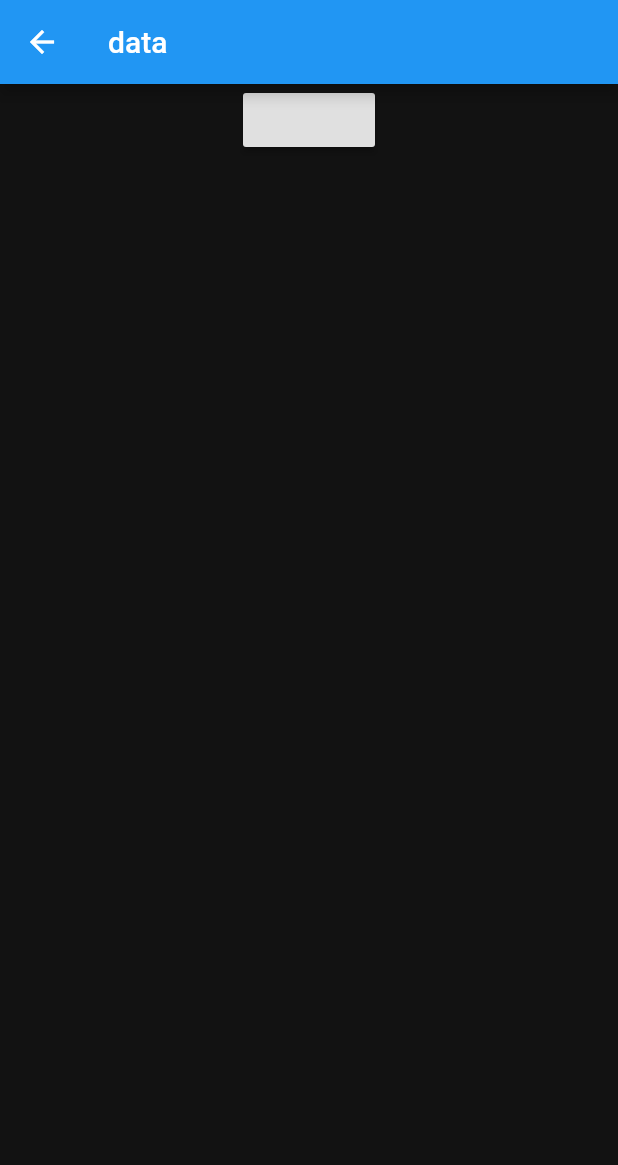
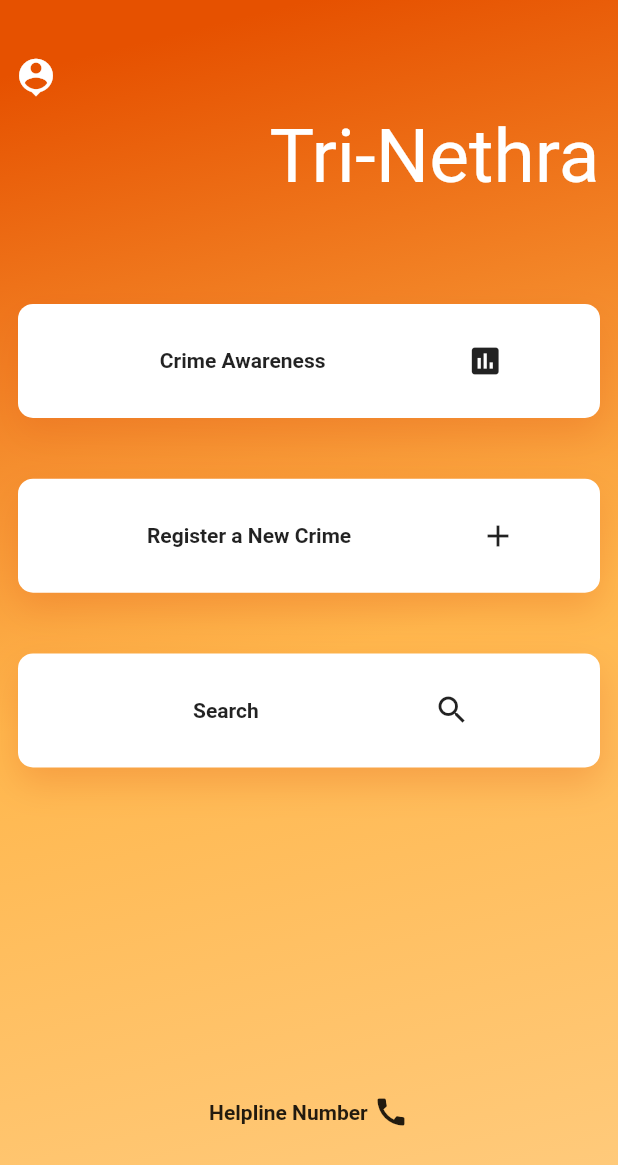
Before and after one commit to scodes73/RK62_Tri-Nethra, a Flutter app: the HomeScreen screen opened directly, on a phone screen of 412 x 824 dp. Shown: the top 1165 px of the screen. Run offline on Flutter 3.47's test engine with Material 2 defaults, Android fonts, the phone set to English and light mode, and no system bars; our stand-ins replace cloud_firestore, firebase_auth; accounts and stored records are empty; statements that could not run were skipped.

Commit message:
1.Done with home page UI 2.Added color parameter to orpop

```diff
--- a/tri_nethra/lib/screens/home/home.dart
+++ b/tri_nethra/lib/screens/home/home.dart
@@ -1,38 +1,190 @@
 import 'package:flutter/material.dart';
-import 'package:provider/provider.dart';
-import 'package:tri_nethra/models/currentUser.dart';
-import 'package:tri_nethra/screens/root.dart';
+import 'package:tri_nethra/screens/login/localwidgets/orpop.dart';
 
 class HomeScreen extends StatelessWidget {
   @override
   Widget build(BuildContext context) {
+    final _data = MediaQuery.of(context);
     return Scaffold(
-      body: Column(
-        children: <Widget>[
-          Center(
-            child: RaisedButton(onPressed: () async {
-              CurrentUser _currentUser =
-                  Provider.of<CurrentUser>(context, listen: false);
-              String _returnString = await _currentUser.signOut();
-              if (_returnString == "success") {
-                Navigator.pushAndRemoveUntil(
-                  context,
-                  MaterialPageRoute(
-                    builder: (context) => OurRoot(),
-                  ),
-                  (route) => false,
-                );
-              }
-            }),
-          ),
-        ],
-      ),
-      appBar: AppBar(
-        title: Text('data'),
+      body: Container(
+        width: double.infinity,
+        height: double.infinity,
+        decoration: BoxDecoration(
+            gradient: LinearGradient(
+                begin: Alignment.topCenter,
+                end: Alignment.bottomRight,
+                colors: [
+              Colors.orange[900],
+              Colors.orange[300],
+              Colors.orange[200]
+            ])),
+        child: ListView(
+          children: <Widget>[
+            Column(
+              children: <Widget>[
+                SizedBox(
+                  height: _data.size.height / 30,
+                ),
+                //icon profile
+                Row(
+                  children: <Widget>[
+                    IconButton(
+                      iconSize: 30,
+                      icon: Icon(Icons.person_pin),
+                      color: Colors.white,
+                      onPressed: () {
+                        print(_data.size.height);
+                        print(_data.size.width);
+                        print("Sending to Profile page");
+                      },
+                    ),
+                  ],
+                ),
+                //TriNethra Text
+                Row(
+                  mainAxisAlignment: MainAxisAlignment.end,
+                  children: <Widget>[
+                    Text(
+                      "Tri-Nethra ",
+                      style: TextStyle(color: Colors.white, fontSize: 50),
+                    ),
+                  ],
+                ),
+                SizedBox(
+                  height: _data.size.height / 20,
+                ),
+                //Crime Reg
+                Column(
+                  crossAxisAlignment: CrossAxisAlignment.center,
+                  mainAxisAlignment: MainAxisAlignment.end,
+                  children: <Widget>[
+                    SizedBox(
+                      height: _data.size.height / 55,
+                    ),
+                    Container(
+                      width: double.infinity,
+                      child: Padding(
+                        padding: const EdgeInsets.all(12.0),
+                        child: OrPop(
+                          popcolor: Colors.white,
+                          child: Row(
+                            mainAxisAlignment: MainAxisAlignment.spaceEvenly,
+                            children: <Widget>[
+                              Padding(
+                                padding: EdgeInsets.all(30),
+                                child: Text(
+                                  'Crime Awareness',
+                                  textAlign: TextAlign.start,
+                                  style: TextStyle(fontWeight: FontWeight.bold),
+                                ),
+                              ),
+                              Icon(Icons.insert_chart),
+                            ],
+                          ),
+                        ),
+                      ),
+                    ),
+                    SizedBox(
+                      height: _data.size.height / 50,
+                    ), //crime aware
+                    Container(
+                      width: double.infinity,
+                      child: Padding(
+                        padding: const EdgeInsets.all(12.0),
+                        child: OrPop(
+                          popcolor: Colors.white,
+                          child: Row(
+                            mainAxisAlignment: MainAxisAlignment.spaceEvenly,
+                            children: <Widget>[
+                              Padding(
+                                padding: EdgeInsets.all(30),
+                                child: Text(
+                                  'Register a New Crime',
+                                  textAlign: TextAlign.start,
+                                  style: TextStyle(fontWeight: FontWeight.bold),
+                                ),
+                              ),
+                              Icon(Icons.add),
+                            ],
+                          ),
+                        ),
+                      ),
+                    ),
+                    SizedBox(
+                      height: _data.size.height / 50,
+                    ),
+                    //search
+                    Container(
+                      width: double.infinity,
+                      child: Padding(
+                        padding: const EdgeInsets.all(12.0),
+                        child: OrPop(
+                          popcolor: Colors.white,
+                          child: Row(
+                            mainAxisAlignment: MainAxisAlignment.spaceEvenly,
+                            children: <Widget>[
+                              Padding(
+                                padding: EdgeInsets.all(30),
+                                child: Text(
+                                  'Search',
+                                  textAlign: TextAlign.start,
+                                  style: TextStyle(fontWeight: FontWeight.bold),
+                                ),
+                              ),
+                              Icon(Icons.search),
+                            ],
+                          ),
+                        ),
+                      ),
+                    ),
+                    SizedBox(
+                      height: _data.size.height / 4,
+                    ),
+                    Row(
+                      mainAxisAlignment: MainAxisAlignment.center,
+                      children: <Widget>[
+                        Text(
+                          'Helpline Number ',
+                          style: TextStyle(fontWeight: FontWeight.bold),
+                        ),
+                        Icon(Icons.call)
+                      ],
+                    )
+                  ],
+                ),
+              ],
+            ),
+          ],
+        ),
       ),
     );
   }
 }
+// body: Column(
+//   children: <Widget>[
+//     Center(
+//       child: RaisedButton(onPressed: () async {
+//         // has to be async func, and add to profile screen
+//         CurrentUser _currentUser =
+//             Provider.of<CurrentUser>(context, listen: false);
+//         String _returnString = await _currentUser.signOut();
+//         if (_returnString == "success") {
+//           Navigator.pushAndRemoveUntil(
+//             context,
+//             MaterialPageRoute(
+//               builder: (context) => OurRoot(),
+//             ),
+//             (route) => false,
+//           );
+//         }
+//       }),
+//     ),
+//   ],
+
+//appBar: AppBar(title: Text(_uid)),
+//             ));
+//   }
+// }
 // import 'package:flutter/material.dart';
 
 // class Home extends StatelessWidget {
--- a/tri_nethra/lib/screens/login/localwidgets/orpop.dart
+++ b/tri_nethra/lib/screens/login/localwidgets/orpop.dart
@@ -2,13 +2,14 @@ import 'package:flutter/material.dart';
 
 class OrPop extends StatelessWidget {
   final Widget child;
+  final Color popcolor;
 
-  const OrPop({Key key, this.child}) : super(key: key);
+  const OrPop({Key key, this.child, this.popcolor}) : super(key: key);
   @override
   Widget build(BuildContext context) {
     return Container(
       decoration: BoxDecoration(
-        color: Colors.white,
+        color: popcolor,
         borderRadius: BorderRadius.circular(10),
         boxShadow: [
           BoxShadow(
--- a/tri_nethra/lib/screens/login/login.dart
+++ b/tri_nethra/lib/screens/login/login.dart
@@ -2,8 +2,6 @@ import 'package:flutter/gestures.dart';
 import 'package:flutter/material.dart';
 import 'package:provider/provider.dart';
 import 'package:tri_nethra/models/currentUser.dart';
-import 'package:tri_nethra/screens/home/home.dart';
-//import 'package:tri_nethra/screens/login/localwidgets/fadeanimation.dart';
 import 'package:tri_nethra/screens/login/localwidgets/orpop.dart';
 import 'package:tri_nethra/screens/root.dart';
 import 'package:tri_nethra/screens/signup/signup.dart';
@@ -99,6 +97,7 @@ class _OurLoginState extends State<OurLogin> {
                         //FadeAnimation(
                         //  1.4,
                         OrPop(
+                          popcolor: Colors.white,
                           child: Column(
                             children: <Widget>[
                               Container(
```
Also changed, not shown: tri_nethra/lib/screens/login/localwidgets/loginForm.dart (deleted, +0 -82 lines).
